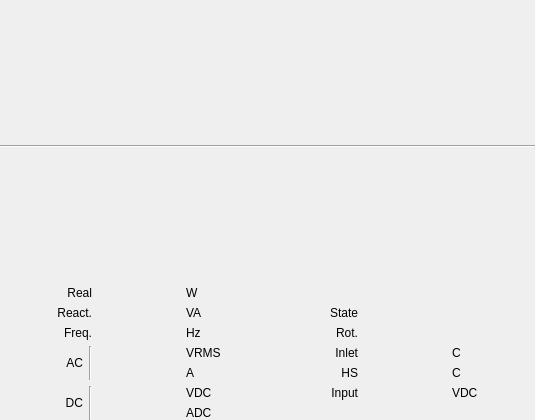
Qt form example_hmi_main.ui (epcpower/st) before a commit.
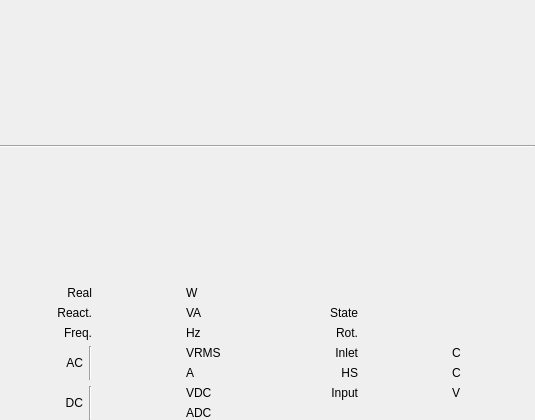
The same form after that commit. Custom widgets are drawn as their Qt base class.

What changed in the file:
```diff
--- a/example_hmi_main.ui
+++ b/example_hmi_main.ui
@@ -877,7 +877,7 @@
      <item row="5" column="6">
       <widget class="QLabel" name="label_26">
        <property name="text">
-        <string>VDC</string>
+        <string>V</string>
        </property>
       </widget>
      </item>
```
Left out of the diff: 34 changed lines with no effect on the pictures.
